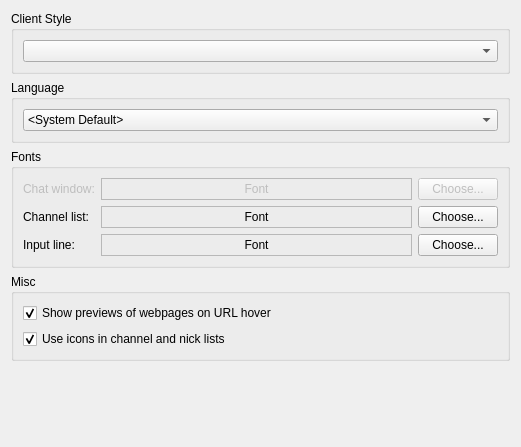
quassel/quassel, file src/qtui/settingspages/appearancesettingspage.ui: the form before one commit.
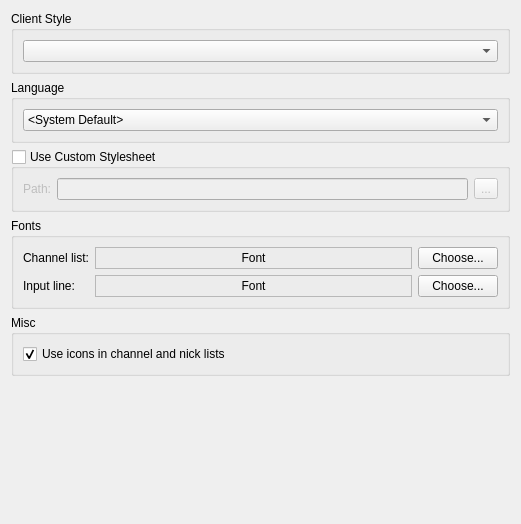
The form after the commit.

Commit message:
Add configuration option for a custom stylesheet
Configure -> Appearance now allows you to select a custom stylesheet that should be loaded.
This will override both the default stylesheet and the settings.qss containing your dialog-based
settings; it will be overridden by --qss specified on the command line.

What changed in the file:
```diff
--- a/src/qtui/settingspages/appearancesettingspage.ui
+++ b/src/qtui/settingspages/appearancesettingspage.ui
@@ -7,13 +7,13 @@
     <x>0</x>
     <y>0</y>
     <width>521</width>
-    <height>447</height>
+    <height>524</height>
    </rect>
   </property>
   <property name="windowTitle">
    <string>Form</string>
   </property>
-  <layout class="QVBoxLayout" name="verticalLayout">
+  <layout class="QVBoxLayout" name="verticalLayout_2">
    <item>
     <widget class="QGroupBox" name="groupBox">
      <property name="title">
@@ -56,6 +56,64 @@
      </layout>
     </widget>
    </item>
+   <item>
+    <widget class="QGroupBox" name="useCustomStylesheet">
+     <property name="title">
+      <string>Use Custom Stylesheet</string>
+     </property>
+     <property name="checkable">
+      <bool>true</bool>
+     </property>
+     <property name="checked">
+      <bool>false</bool>
+     </property>
+     <property name="settingsKey" stdset="0">
+      <string>/UiStyle/UseCustomStyleSheet</string>
+     </property>
+     <property name="defaultValue" stdset="0">
+      <bool>false</bool>
+     </property>
+     <layout class="QVBoxLayout" name="verticalLayout">
+      <item>
+       <layout class="QHBoxLayout" name="horizontalLayout_2">
+        <item>
+         <widget class="QLabel" name="label">
+          <property name="text">
+           <string>Path:</string>
+          </property>
+         </widget>
+        </item>
+        <item>
+         <widget class="QLineEdit" name="customStyleSheetPath">
+          <property name="sizePolicy">
+           <sizepolicy hsizetype="Expanding" vsizetype="Fixed">
+            <horstretch>0</horstretch>
+            <verstretch>0</verstretch>
+           </sizepolicy>
+          </property>
+          <property name="readOnly">
+           <bool>false</bool>
+          </property>
+          <property name="settingsKey" stdset="0">
+           <string>/UiStyle/CustomStyleSheetPath</string>
+          </property>
+          <property name="defaultValue" stdset="0">
+           <string/>
+          </property>
+         </widget>
+        </item>
+        <item>
+         <widget class="QToolButton" name="chooseStyleSheet">
+          <property name="text">
+           <string>...</string>
+          </property>
+         </widget>
+        </item>
+       </layout>
+      </item>
+     </layout>
+    </widget>
+   </item>
    <item>
     <widget class="QGroupBox" name="groupBox_4">
      <property name="enabled">
@@ -66,63 +124,6 @@
      </property>
      <layout class="QGridLayout" name="gridLayout">
       <item row="0" column="0">
-       <widget class="QLabel" name="label_2">
-        <property name="enabled">
-         <bool>false</bool>
-        </property>
-        <property name="toolTip">
-         <string>Set font for the main chat window and the chat monitor</string>
-        </property>
-        <property name="text">
-         <string>Chat window:</string>
-        </property>
-       </widget>
-      </item>
-      <item row="0" column="1">
-       <widget class="QLabel" name="demoChatView">
-        <property name="enabled">
-         <bool>false</bool>
-        </property>
-        <property name="sizePolicy">
-         <sizepolicy hsizetype="MinimumExpanding" vsizetype="Preferred">
-          <horstretch>0</horstretch>
-          <verstretch>0</verstretch>
-         </sizepolicy>
-        </property>
-        <property name="toolTip">
-         <string>Set font for the main chat window and the chat monitor</string>
-        </property>
-        <property name="frameShape">
-         <enum>QFrame::StyledPanel</enum>
-        </property>
-        <property name="frameShadow">
-         <enum>QFrame::Sunken</enum>
-        </property>
-        <property name="text">
-         <string>Font</string>
-        </property>
-        <property name="alignment">
-         <set>Qt::AlignCenter</set>
-        </property>
-       </widget>
-      </item>
-      <item row="0" column="2">
-       <widget class="QPushButton" name="chooseChatView">
-        <property name="enabled">
-         <bool>false</bool>
-        </property>
-        <property name="sizePolicy">
-         <sizepolicy hsizetype="Preferred" vsizetype="Fixed">
-          <horstretch>0</horstretch>
-          <verstretch>0</verstretch>
-         </sizepolicy>
-        </property>
-        <property name="text">
-         <string>Choose...</string>
-        </property>
-       </widget>
-      </item>
-      <item row="1" column="0">
        <widget class="QLabel" name="label_4">
         <property name="toolTip">
          <string>Set font for channel and nick lists</string>
@@ -132,7 +133,7 @@
         </property>
        </widget>
       </item>
-      <item row="1" column="1">
+      <item row="0" column="1">
        <widget class="QLabel" name="demoBufferView">
         <property name="sizePolicy">
          <sizepolicy hsizetype="MinimumExpanding" vsizetype="Preferred">
@@ -157,7 +158,7 @@
         </property>
        </widget>
       </item>
-      <item row="1" column="2">
+      <item row="0" column="2">
        <widget class="QPushButton" name="chooseBufferView">
         <property name="sizePolicy">
          <sizepolicy hsizetype="Preferred" vsizetype="Fixed">
@@ -170,7 +171,7 @@
         </property>
        </widget>
       </item>
-      <item row="2" column="0">
+      <item row="1" column="0">
        <widget class="QLabel" name="label_3">
         <property name="toolTip">
          <string>Set font for the input line</string>
@@ -180,7 +181,7 @@
         </property>
        </widget>
       </item>
-      <item row="2" column="1">
+      <item row="1" column="1">
        <widget class="QLabel" name="demoInputLine">
         <property name="sizePolicy">
          <sizepolicy hsizetype="MinimumExpanding" vsizetype="Preferred">
@@ -205,7 +206,7 @@
         </property>
        </widget>
       </item>
-      <item row="2" column="2">
+      <item row="1" column="2">
        <widget class="QPushButton" name="chooseInputLine">
         <property name="sizePolicy">
          <sizepolicy hsizetype="Preferred" vsizetype="Fixed">
@@ -227,19 +228,6 @@
       <string>Misc</string>
      </property>
      <layout class="QVBoxLayout" name="verticalLayout_3">
-      <item>
-       <widget class="QCheckBox" name="showWebPreview">
-        <property name="toolTip">
-         <string>Show a website preview window when hovering the mouse over a web address</string>
-        </property>
-        <property name="text">
-         <string>Show previews of webpages on URL hover</string>
-        </property>
-        <property name="checked">
-         <bool>true</bool>
-        </property>
-       </widget>
-      </item>
       <item>
        <widget class="QCheckBox" name="showUserStateIcons">
         <property name="toolTip">
```
The commit also changes 3 other files.
